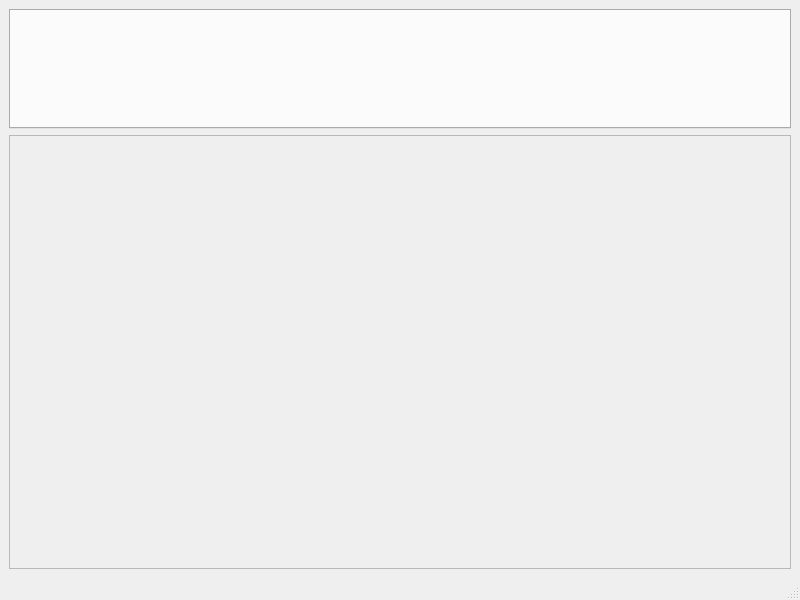
This is ui/mainwindow.ui in KROIA/LogicEditor as Qt 5 draws it before an edit. The edited form follows.
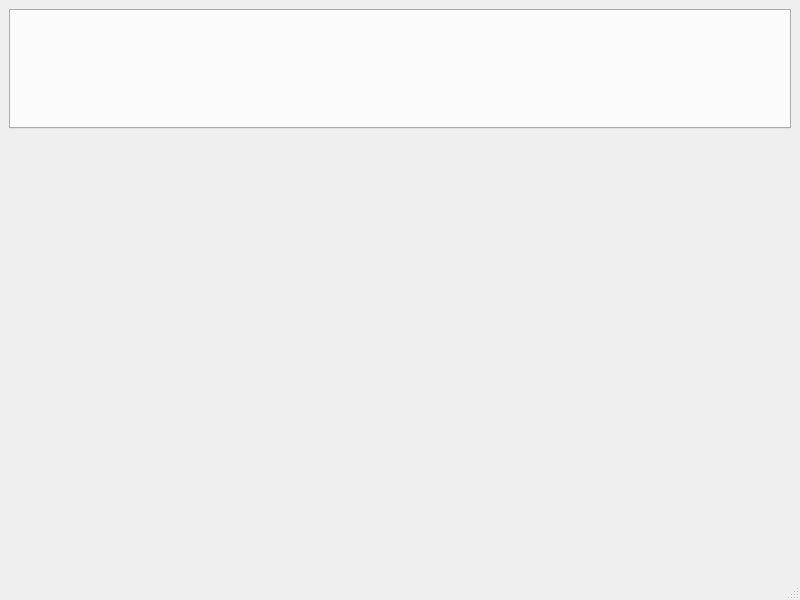
This is the edited form. Custom widgets are drawn as their Qt base class.

Diff of the .ui file:
```diff
--- a/ui/mainwindow.ui
+++ b/ui/mainwindow.ui
@@ -35,13 +35,12 @@
      </widget>
     </item>
     <item>
-     <widget class="QFrame" name="canvasDisplay">
-      <property name="frameShape">
-       <enum>QFrame::StyledPanel</enum>
+     <widget class="QStackedWidget" name="pages">
+      <property name="currentIndex">
+       <number>0</number>
       </property>
-      <property name="frameShadow">
-       <enum>QFrame::Raised</enum>
-      </property>
+      <widget class="QWidget" name="main_page"/>
+      <widget class="QWidget" name="blockEditor_page"/>
      </widget>
     </item>
    </layout>
```
